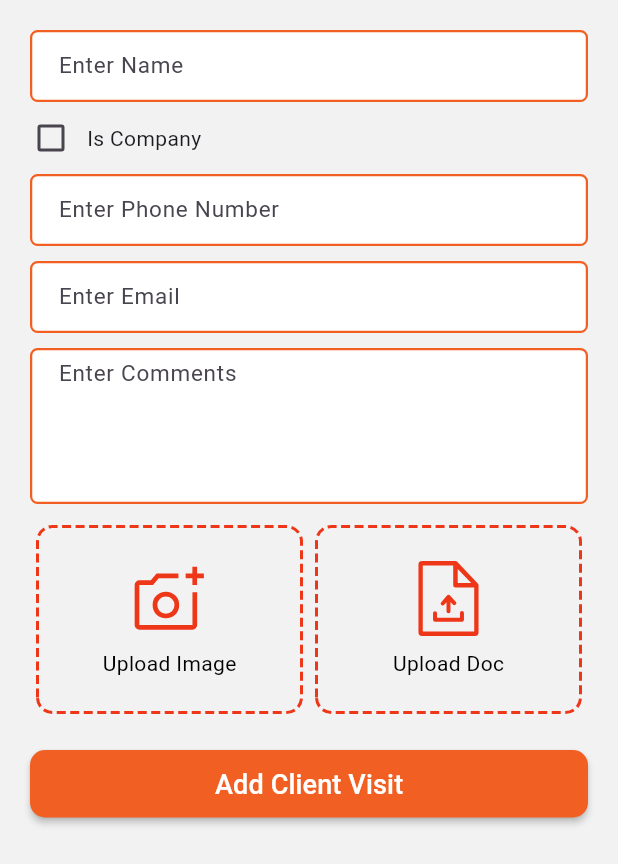
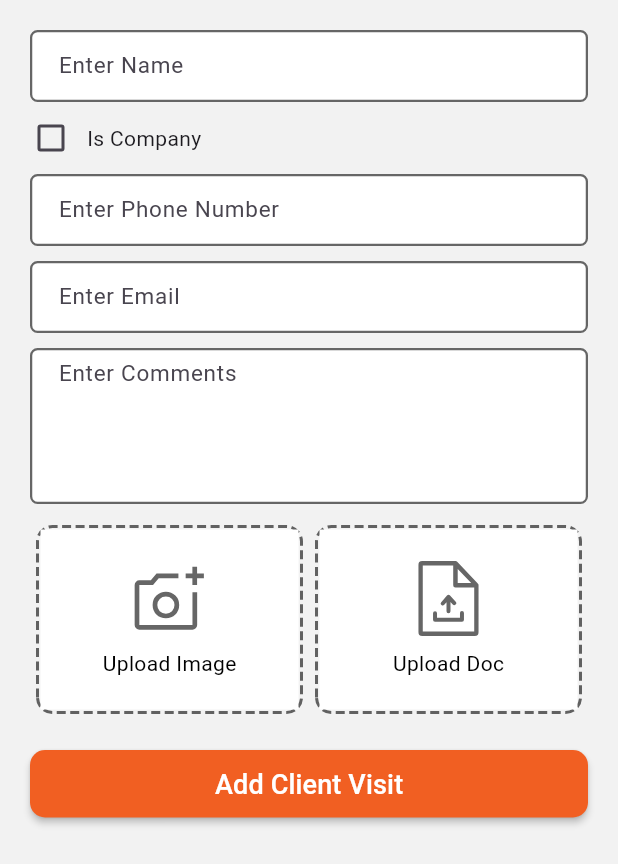
Before and after one commit to CalibrageInfoSystems/hrms_mobile, a Flutter app: the AddLeads screen opened directly, on a phone screen of 412 x 824 dp. Shown: the top 864 px of the screen. Run offline on Flutter 3.47's test engine with Material 3 defaults, Android fonts, the phone set to English and light mode, and no system bars; drawn by our look-alikes of dotted_border; our stand-ins replace connectivity, dropdown_button2, equatable, file_picker, flutter_bloc, flutter_carousel_widget and 25 more; missing offline and left inert: android_intent_plus, dart:ffi, encrypt, flutter_background_service, flutter_background_service_android, flutter_event_calendar and 3 more; accounts and stored records are empty; project files that could hold a hidden picture were left out.

Commit message:
Modified App Theme

```diff
--- a/lib/common_widgets/custom_textfield.dart
+++ b/lib/common_widgets/custom_textfield.dart
@@ -1,6 +1,5 @@
 import 'package:flutter/material.dart';
 import 'package:flutter/services.dart';
-import 'package:hrms/styles.dart';
 
 class CustomTextField extends StatelessWidget {
   final String hintText;
@@ -65,19 +64,24 @@ class CustomTextField extends StatelessWidget {
             fontWeight: FontWeight.normal,
           ), // Replace with your custom hint style
           border: customBorder(
-            borderColor: Styles.primaryColor,
+            borderColor: Colors.black.withOpacity(0.6),
+            // borderColor: Styles.primaryColor,
           ),
           focusedErrorBorder: customBorder(
-            borderColor: Styles.primaryColor,
+            borderColor: Colors.black.withOpacity(0.6),
+            // borderColor: Styles.primaryColor,
           ),
           disabledBorder: customBorder(
-            borderColor: Styles.primaryColor,
+            borderColor: Colors.black.withOpacity(0.6),
+            // borderColor: Styles.primaryColor,
           ),
           enabledBorder: customBorder(
-            borderColor: Styles.primaryColor,
+            borderColor: Colors.black.withOpacity(0.6),
+            // borderColor: Styles.primaryColor,
           ),
           focusedBorder: customBorder(
-            borderColor: Styles.primaryColor,
+            borderColor: Colors.black.withOpacity(0.6),
+            // borderColor: Styles.primaryColor,
           ),
           errorBorder: customBorder(
             borderColor: Colors.red,
--- a/lib/leaves_screen.dart
+++ b/lib/leaves_screen.dart
@@ -1161,7 +1161,7 @@ class _leaves_screen_screenState extends State<leaves_screen> {
             /* Stack(
               children: [
                 /* Image.asset(
-                  'assets/background_layer_2.png',
+                  'assets/pl_vector.png',
                   fit: BoxFit.cover,
                   width: MediaQuery.of(context).size.width,
                   height: MediaQuery.of(context).size.height,
--- a/lib/screens/AddLeads.dart
+++ b/lib/screens/AddLeads.dart
@@ -274,6 +274,15 @@ class _AddLeadScreenState extends State<AddLeads>
 
                     Transform.translate(
                       offset: const Offset(-10, 0),
+                      child: GestureDetector(
+                        onTap: () {
+                          setState(() {
+                            _isCompany = !_isCompany;
+                            if (!_isCompany) {
+                              _companyNameController.clear();
+                            }
+                          });
+                        },
                         child: Row(
                           mainAxisAlignment: MainAxisAlignment.start,
                           children: [
@@ -283,7 +292,6 @@ class _AddLeadScreenState extends State<AddLeads>
                                 setState(() {
                                   _isCompany = value!;
                                   if (!_isCompany) {
-                                  // Clear the text when switching to false
                                     _companyNameController.clear();
                                   }
                                 });
@@ -292,6 +300,7 @@ class _AddLeadScreenState extends State<AddLeads>
                             ),
                             const Text("Is Company"),
                           ],
+                        ),
                       ),
                     ),
                     Visibility(
@@ -385,7 +394,7 @@ class _AddLeadScreenState extends State<AddLeads>
                                     mobileImagePicker(context);
                                   },
                                   child: DottedBorder(
-                                    color: CommonStyles.dotColor,
+                                    color: Colors.black.withOpacity(0.6),
                                     strokeWidth: 2,
                                     dashPattern: const [6, 3],
                                     borderType: BorderType.RRect,
@@ -393,6 +402,7 @@ class _AddLeadScreenState extends State<AddLeads>
                                     child: Container(
                                       height: 120,
                                       alignment: Alignment.center,
+                                      color: Colors.white,
                                       child: Column(
                                         mainAxisAlignment:
                                             MainAxisAlignment.center,
@@ -403,7 +413,9 @@ class _AddLeadScreenState extends State<AddLeads>
                                             "assets/add_a_photo.svg",
                                             width: 50,
                                             height: 50,
-                                            color: CommonStyles.dotColor,
+                                            color:
+                                                Colors.black.withOpacity(0.6),
+                                            // color: CommonStyles.dotColor,
                                           ),
                                           const SizedBox(height: 8),
                                           const Text('Upload Image',
@@ -421,7 +433,7 @@ class _AddLeadScreenState extends State<AddLeads>
                                 child: GestureDetector(
                                   onTap: _pickFile,
                                   child: DottedBorder(
-                                    color: CommonStyles.dotColor,
+                                    color: Colors.black.withOpacity(0.6),
                                     strokeWidth: 2,
                                     dashPattern: const [6, 3],
                                     borderType: BorderType.RRect,
@@ -429,6 +441,7 @@ class _AddLeadScreenState extends State<AddLeads>
                                     child: Container(
                                       height: 120,
                                       alignment: Alignment.center,
+                                      color: Colors.white,
                                       child: Column(
                                         mainAxisAlignment:
                                             MainAxisAlignment.center,
@@ -439,7 +452,8 @@ class _AddLeadScreenState extends State<AddLeads>
                                             "assets/fileuploadicon.svg",
                                             width: 50,
                                             height: 50,
-                                            color: CommonStyles.dotColor,
+                                            color:
+                                                Colors.black.withOpacity(0.6),
                                           ),
                                           const SizedBox(height: 8),
                                           const Text('Upload Doc',
```
Also changed, not shown: lib/screens/home/hrms_homescreen.dart (+25 -10 lines), lib/test_apply_leave.dart (+12 -10 lines). Lines whose indentation alone changed are shown as unchanged.
